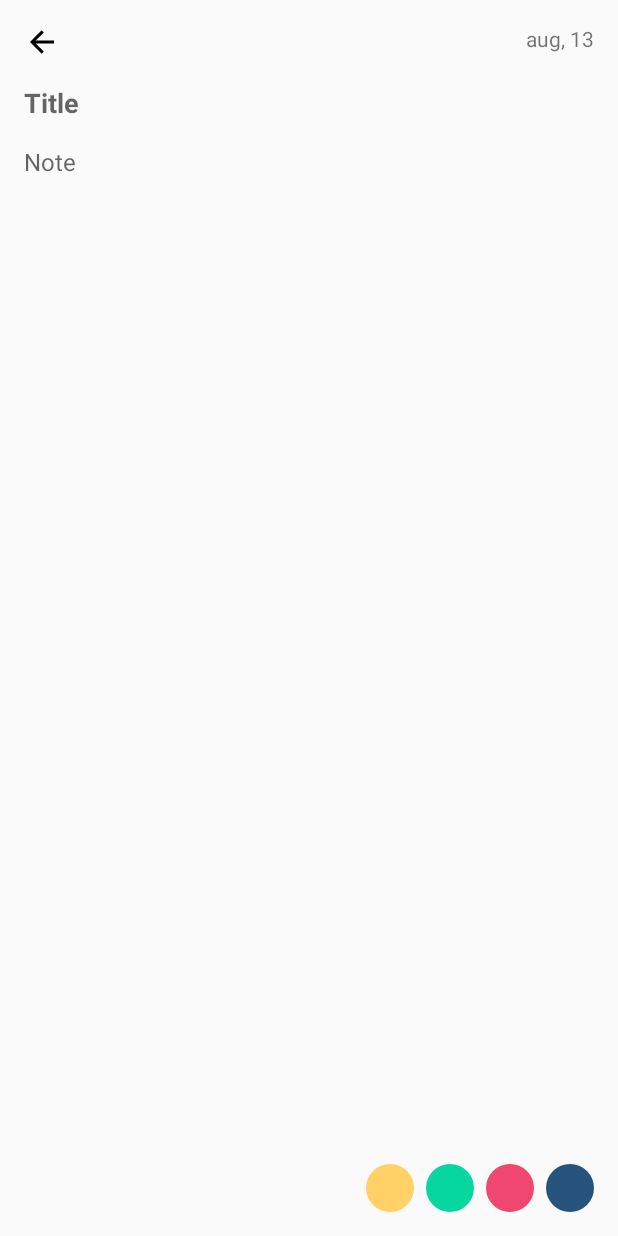
After one commit to mhmdbsh/dribbbleNotepad_1, an Android app: the fragment NoteFragment shown on its own in the app's theme, on a phone screen of 412 x 824 dp. The commit adds this screen. Run offline under Robolectric (Android 15) with nearby library versions, the phone set to English and light mode, and no system bars.

Commit message:
Create database Create note fragment Complete navigation component

```diff
--- /dev/null
+++ b/app/src/main/java/com/mhmd/dribbblenotepad_1/ui/note/NoteFragment.kt
@@ -0,0 +1,27 @@
+package com.mhmd.dribbblenotepad_1.ui.note
+
+import android.os.Bundle
+import android.view.LayoutInflater
+import android.view.View
+import android.view.ViewGroup
+import android.widget.ImageView
+import androidx.fragment.app.Fragment
+import androidx.navigation.Navigation
+import com.mhmd.dribbblenotepad_1.R
+
+class NoteFragment : Fragment() {
+
+
+    override fun onCreateView(
+        inflater: LayoutInflater,
+        container: ViewGroup?,
+        savedInstanceState: Bundle?
+    ): View? {
+        val root = inflater.inflate(R.layout.fragment_note, container, false)
+
+        val imageBack: ImageView = root.findViewById(R.id.image_back)
+        imageBack.setOnClickListener(Navigation.createNavigateOnClickListener(R.id.go_to_home))
+        return root
+    }
+
+}
--- /dev/null
+++ b/app/src/main/res/drawable-v24/oval_blue.xml
@@ -0,0 +1,7 @@
+<?xml version="1.0" encoding="utf-8"?>
+<shape xmlns:android="http://schemas.android.com/apk/res/android"
+    android:shape="oval">
+
+    <solid android:color="@color/colorBlue" />
+
+</shape>
--- /dev/null
+++ b/app/src/main/res/drawable-v24/oval_green.xml
@@ -0,0 +1,7 @@
+<?xml version="1.0" encoding="utf-8"?>
+<shape xmlns:android="http://schemas.android.com/apk/res/android"
+    android:shape="oval">
+
+    <solid android:color="@color/colorGreen" />
+
+</shape>
--- /dev/null
+++ b/app/src/main/res/drawable-v24/oval_yellow.xml
@@ -0,0 +1,7 @@
+<?xml version="1.0" encoding="utf-8"?>
+<shape xmlns:android="http://schemas.android.com/apk/res/android"
+    android:shape="oval">
+
+    <solid android:color="@color/colorYellow" />
+
+</shape>
--- /dev/null
+++ b/app/src/main/res/drawable/oval_red.xml
@@ -0,0 +1,7 @@
+<?xml version="1.0" encoding="utf-8"?>
+<shape xmlns:android="http://schemas.android.com/apk/res/android"
+    android:shape="oval">
+
+    <solid android:color="@color/colorRed" />
+
+</shape>
--- a/app/src/main/res/layout/content_main.xml
+++ b/app/src/main/res/layout/content_main.xml
@@ -17,4 +17,5 @@
         app:layout_constraintRight_toRightOf="parent"
         app:layout_constraintTop_toTopOf="parent"
         app:navGraph="@navigation/mobile_navigation" />
+
 </androidx.constraintlayout.widget.ConstraintLayout>
--- a/app/src/main/res/layout/fragment_home.xml
+++ b/app/src/main/res/layout/fragment_home.xml
@@ -25,7 +25,7 @@
         app:layout_constraintTop_toBottomOf="@+id/imageView" />
 
     <com.google.android.material.floatingactionbutton.FloatingActionButton
-        android:id="@+id/floatingActionButton"
+        android:id="@+id/fab_new_note"
         android:layout_width="wrap_content"
         android:layout_height="wrap_content"
         android:layout_marginTop="222dp"
--- /dev/null
+++ b/app/src/main/res/layout/fragment_note.xml
@@ -0,0 +1,110 @@
+<?xml version="1.0" encoding="utf-8"?>
+<androidx.constraintlayout.widget.ConstraintLayout xmlns:android="http://schemas.android.com/apk/res/android"
+    xmlns:app="http://schemas.android.com/apk/res-auto"
+    xmlns:tools="http://schemas.android.com/tools"
+    android:layout_width="match_parent"
+    android:layout_height="match_parent">
+
+    <ImageView
+        android:id="@+id/image_back"
+        android:layout_width="wrap_content"
+        android:layout_height="wrap_content"
+        android:layout_marginStart="16dp"
+        android:layout_marginTop="16dp"
+        android:clickable="true"
+        android:src="@drawable/ic_arrow_left"
+        app:layout_constraintStart_toStartOf="parent"
+        app:layout_constraintTop_toTopOf="parent" />
+
+    <TextView
+        android:id="@+id/textDate"
+        android:layout_width="wrap_content"
+        android:layout_height="wrap_content"
+        android:layout_marginTop="16dp"
+        android:layout_marginEnd="16dp"
+        android:text="aug, 13"
+        app:layout_constraintEnd_toEndOf="parent"
+        app:layout_constraintTop_toTopOf="parent" />
+
+    <EditText
+        android:id="@+id/text_title"
+        android:layout_width="match_parent"
+        android:layout_height="wrap_content"
+        android:layout_marginStart="16dp"
+        android:layout_marginTop="16dp"
+        android:layout_marginEnd="16dp"
+        android:background="@null"
+        android:backgroundTint="@null"
+        android:hint="Title"
+        android:textSize="18sp"
+        android:textStyle="bold"
+        app:layout_constraintEnd_toEndOf="parent"
+        app:layout_constraintStart_toStartOf="parent"
+        app:layout_constraintTop_toBottomOf="@+id/image_back" />
+
+    <EditText
+        android:id="@+id/text_body"
+        android:layout_width="match_parent"
+        android:layout_height="0dp"
+        android:layout_marginStart="16dp"
+        android:layout_marginTop="16dp"
+        android:layout_marginEnd="16dp"
+        android:background="@null"
+        android:gravity="start"
+        android:hint="Note"
+        android:textSize="16sp"
+        app:layout_constraintBottom_toTopOf="@+id/tableRow"
+        app:layout_constraintEnd_toEndOf="parent"
+        app:layout_constraintStart_toStartOf="parent"
+        app:layout_constraintTop_toBottomOf="@+id/text_title" />
+
+    <TableRow
+        android:id="@+id/tableRow"
+        android:layout_width="match_parent"
+        android:layout_height="wrap_content"
+        android:layout_marginStart="16dp"
+        android:layout_marginEnd="16dp"
+        android:layout_marginBottom="16dp"
+        android:gravity="right"
+        app:layout_constraintBottom_toBottomOf="parent"
+        app:layout_constraintEnd_toEndOf="parent"
+        app:layout_constraintStart_toStartOf="parent">
+
+
+        <ImageView
+            android:id="@+id/oval_yellow"
+            android:layout_width="32dp"
+            android:layout_height="32dp"
+            android:layout_marginEnd="8dp"
+            android:clickable="true"
+            app:srcCompat="@drawable/oval_yellow" />
+
+
+        <ImageView
+            android:id="@+id/oval_green"
+            android:layout_width="32dp"
+            android:layout_height="32dp"
+            android:layout_marginEnd="8dp"
+            android:clickable="true"
+            app:srcCompat="@drawable/oval_green" />
+
+
+        <ImageView
+            android:id="@+id/oval_red"
+            android:layout_width="32dp"
+            android:layout_height="32dp"
+            android:layout_marginEnd="8dp"
+            android:clickable="true"
+            app:srcCompat="@drawable/oval_red" />
+
+        <ImageView
+            android:id="@+id/oval_blue"
+            android:layout_width="32dp"
+            android:layout_height="32dp"
+            android:clickable="true"
+            app:srcCompat="@drawable/oval_blue" />
+
+    </TableRow>
+
+
+</androidx.constraintlayout.widget.ConstraintLayout>
--- a/app/src/main/res/values/strings.xml
+++ b/app/src/main/res/values/strings.xml
@@ -10,6 +10,8 @@
     <string name="menu_settings">Settings</string>
     <string name="menu_about">About</string>
     <string name="menu_home">Home</string>
+    <string name="menu_note">Note</string>
+
 
 
     <string name="about_body">
```
Also changed, not shown: app/src/main/java/com/mhmd/dribbblenotepad_1/MainActivity.kt (+3 -8 lines), app/src/main/java/com/mhmd/dribbblenotepad_1/data/NoteDatabase.java (added, +28 -0 lines), app/src/main/java/com/mhmd/dribbblenotepad_1/data/dao/NoteDao.java (added, +31 -0 lines), app/src/main/java/com/mhmd/dribbblenotepad_1/data/model/Note.java (added, +46 -0 lines), app/src/main/java/com/mhmd/dribbblenotepad_1/data/repository/Repository.java (added, +99 -0 lines), app/src/main/java/com/mhmd/dribbblenotepad_1/ui/home/HomeFragment.kt (+8 -4 lines), app/src/main/java/com/mhmd/dribbblenotepad_1/ui/note/NoeteViewModel.kt (added, +13 -0 lines), app/src/main/res/menu/main.xml (deleted, +0 -9 lines).
